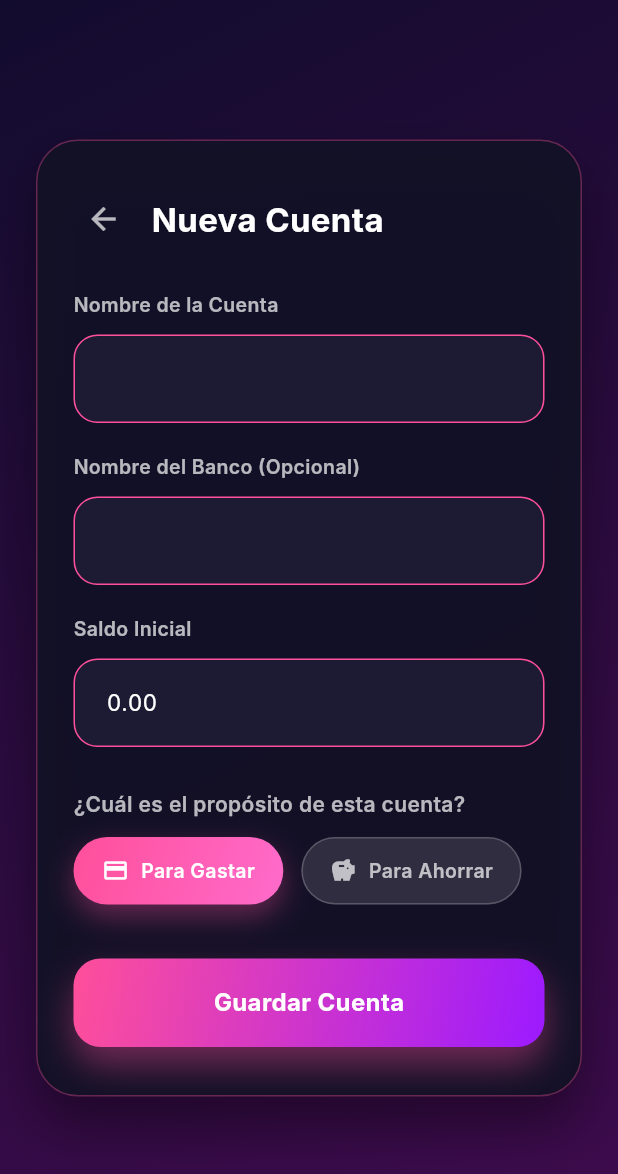
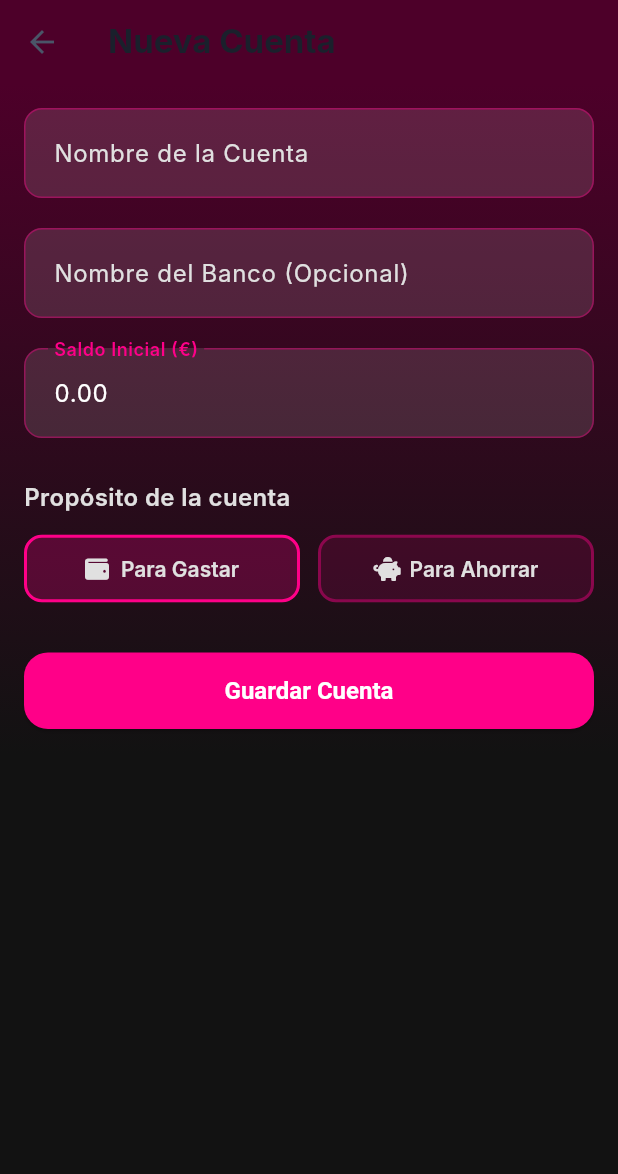
Before and after one commit to Thiagosnchz02/finai_flutter, a Flutter app: the AddEditAccountScreen screen opened directly, on a phone screen of 412 x 824 dp. Shown: the top 1174 px of the screen. Run offline on Flutter 3.47's test engine with Material 3 defaults, Android fonts, the phone set to English and light mode, and no system bars; our stand-ins replace fl_chart, flutter_dotenv, flutter_svg, font_awesome_flutter, image_picker, intl_phone_field and 4 more; missing offline and left inert: flutter_facebook_auth; accounts and stored records are empty; Roboto replaces fonts that are missing (Inter).

Commit message:
Rediseñar pantallas de añadir y editar cuentas con colores consistentes
- Cambiar a pantalla completa con AppBar (similar a transacciones)
- Usar gradiente de fondo consistente con pantalla principal de cuentas (#4D0029 a #121212)
- Aplicar color principal #FF0088 (rosa) en toda la interfaz
- Rediseñar botones de propósito con iconos de FontAwesome
- Mantener todos los campos: nombre, banco, saldo inicial, propósito
- Mejorar consistencia visual con la pantalla "Mis Cuentas"

🤖 Generated with [Claude Code](https://claude.com/claude-code)

Co-Authored-By: Claude <noreply@anthropic.com>

```diff
--- a/lib/features/accounts/screens/add_edit_account_screen.dart
+++ b/lib/features/accounts/screens/add_edit_account_screen.dart
@@ -1,13 +1,20 @@
 // lib/features/accounts/screens/add_edit_account_screen.dart
 
 import 'package:flutter/material.dart';
+import 'package:font_awesome_flutter/font_awesome_flutter.dart';
 import 'package:supabase_flutter/supabase_flutter.dart';
 import 'package:finai_flutter/core/events/app_events.dart';
 import 'package:finai_flutter/core/services/event_logger_service.dart';
-import '../models/account_model.dart'; // Asegúrate que la ruta sea correcta
+import '../models/account_model.dart';
+
+// Colores consistentes con la pantalla de "Mis Cuentas"
+const Color _highlightColor = Color(0xFFFF0088);
+const Color _selectedBackgroundColor = Color(0x3DFF0088);
+const Color _unselectedBackgroundColor = Color(0x1FFF0088);
+const Color _inputFillColor = Color(0x1FFFFFFF);
 
 class AddEditAccountScreen extends StatefulWidget {
-  final Account? account; // Recibe una cuenta para editar (opcional)
+  final Account? account;
 
   const AddEditAccountScreen({super.key, this.account});
 
@@ -54,7 +61,7 @@ class _AddEditAccountScreenState extends State<AddEditAccountScreen> {
 
     try {
       final userId = _supabase.auth.currentUser!.id;
-      final isEditing = widget.account != null; // Saber si estamos editando
+      final isEditing = widget.account != null;
 
       final upsertData = <String, dynamic>{
         'user_id': userId,
@@ -68,38 +75,28 @@ class _AddEditAccountScreenState extends State<AddEditAccountScreen> {
         upsertData['id'] = widget.account!.id;
       }
 
-      // Reemplazar .single() con manejo seguro para evitar crashes
       final response = await _supabase
           .from('accounts')
           .upsert(upsertData, onConflict: isEditing ? 'id' : null)
           .select();
 
-      // Verificar que la respuesta no esté vacía
       if (response.isEmpty) {
         throw Exception('No se pudo guardar la cuenta. La base de datos no devolvió datos.');
       }
 
-      // Obtener el primer resultado de forma segura
       final savedAccount = response.first;
       final savedAccountId = savedAccount['id'] as String;
 
-      // --- INICIO DE LA LÓGICA DE REGISTRO DE EVENTOS ---
-
-      // Registrar eventos con manejo de errores (no bloquean el flujo principal)
       try {
         if (isEditing) {
-          // Si estamos editando, registramos el evento de edición.
           await _eventLogger.log(AppEvent.accountEdited, details: {'account_id': savedAccountId});
         } else {
-          // Si es una cuenta nueva, registramos el evento de creación.
           await _eventLogger.log(AppEvent.accountCreated, details: {'account_id': savedAccountId});
         }
       } catch (e) {
-        // Log del error pero no interrumpe el flujo
         debugPrint('Error al registrar evento: $e');
       }
 
-      // Si se designó como AHORRO, ejecutar el RPC con manejo de errores mejorado
       if (_conceptualType == 'ahorro') {
         try {
           await _supabase.rpc('set_primary_savings_account', params: {
@@ -107,14 +104,12 @@ class _AddEditAccountScreenState extends State<AddEditAccountScreen> {
             'p_account_id': savedAccountId,
           });
 
-          // Registrar que esta cuenta ha sido designada como la principal de ahorro.
           try {
             await _eventLogger.log(AppEvent.savingsAccountDesignated, details: {'account_id': savedAccountId});
           } catch (e) {
             debugPrint('Error al registrar evento de ahorro: $e');
           }
         } catch (e) {
-          // Mostrar advertencia pero no interrumpir el flujo
           if (mounted) {
             ScaffoldMessenger.of(context).showSnackBar(
               SnackBar(
@@ -127,9 +122,6 @@ class _AddEditAccountScreenState extends State<AddEditAccountScreen> {
         }
       }
 
-      // --- FIN DE LA LÓGICA DE REGISTRO DE EVENTOS ---
-
-      // La lógica de la transacción de saldo inicial se mantiene igual
       final initialBalance = double.tryParse(_initialBalanceController.text.replaceAll(',', '.')) ?? 0.0;
       if (!isEditing && initialBalance != 0.0) {
         await _supabase.from('transactions').insert({
@@ -165,88 +157,73 @@ class _AddEditAccountScreenState extends State<AddEditAccountScreen> {
   Widget build(BuildContext context) {
     final isEditing = widget.account != null;
 
-    return Container(
+    InputDecoration buildInputDecoration(String label) {
+      return InputDecoration(
+        labelText: label,
+        filled: true,
+        fillColor: _inputFillColor,
+        labelStyle: const TextStyle(color: Color(0xFFE0E0E0)),
+        floatingLabelStyle: const TextStyle(color: _highlightColor, fontWeight: FontWeight.w600),
+        border: OutlineInputBorder(
+          borderRadius: BorderRadius.circular(12),
+          borderSide: const BorderSide(color: Color(0x66FF0088)),
+        ),
+        enabledBorder: OutlineInputBorder(
+          borderRadius: BorderRadius.circular(12),
+          borderSide: const BorderSide(color: Color(0x66FF0088)),
+        ),
+        focusedBorder: OutlineInputBorder(
+          borderRadius: BorderRadius.circular(12),
+          borderSide: const BorderSide(color: _highlightColor, width: 2),
+        ),
+        contentPadding: const EdgeInsets.symmetric(horizontal: 16, vertical: 18),
+      );
+    }
+
+    return Scaffold(
+      backgroundColor: const Color(0xFF121212),
+      appBar: AppBar(
+        title: Text(isEditing ? 'Editar Cuenta' : 'Nueva Cuenta'),
+        backgroundColor: const Color(0xFF4D0029),
+        surfaceTintColor: Colors.transparent,
+        elevation: 0,
+      ),
+      body: Container(
         decoration: const BoxDecoration(
           gradient: LinearGradient(
-          begin: Alignment.topLeft,
-          end: Alignment.bottomRight,
-          colors: [
-            Color(0xFF120C2E),
-            Color(0xFF2B0B3F),
-            Color(0xFF3E0B4D),
-          ],
+            begin: Alignment.topCenter,
+            end: Alignment.bottomCenter,
+            colors: [Color(0xFF4D0029), Color(0xFF121212)],
           ),
         ),
         child: SafeArea(
-        child: Center(
-          child: SingleChildScrollView(
-            padding: const EdgeInsets.all(24),
-            child: Container(
-              constraints: const BoxConstraints(maxWidth: 520),
-              padding: const EdgeInsets.symmetric(horizontal: 24, vertical: 32),
-              decoration: BoxDecoration(
-                color: const Color(0xFF121126).withOpacity(0.95),
-                borderRadius: BorderRadius.circular(28),
-                border: Border.all(color: const Color(0xFFFF4F9A).withOpacity(0.35)),
-                boxShadow: [
-                  BoxShadow(
-                    color: Colors.black.withOpacity(0.4),
-                    blurRadius: 30,
-                    offset: const Offset(0, 20),
-                  ),
-                ],
-              ),
           child: Form(
             key: _formKey,
+            child: SingleChildScrollView(
+              padding: const EdgeInsets.all(16.0),
               child: Column(
-                  crossAxisAlignment: CrossAxisAlignment.start,
-                  mainAxisSize: MainAxisSize.min,
+                crossAxisAlignment: CrossAxisAlignment.stretch,
                 children: [
-                    Row(
-                      crossAxisAlignment: CrossAxisAlignment.center,
-                      children: [
-                        Material(
-                          color: Colors.transparent,
-                          child: InkWell(
-                            borderRadius: BorderRadius.circular(12),
-                            onTap: () => Navigator.of(context).pop(),
-                            child: const Padding(
-                              padding: EdgeInsets.all(8.0),
-                              child: Icon(Icons.arrow_back, color: Colors.white70),
-                            ),
-                          ),
-                        ),
-                        const SizedBox(width: 12),
-                        Expanded(
-                          child: Text(
-                            isEditing ? 'Editar Cuenta' : 'Nueva Cuenta',
-                            style: const TextStyle(
-                              fontFamily: 'Inter',
-                              fontSize: 22,
-                              fontWeight: FontWeight.w700,
-                              color: Colors.white,
-                            ),
-                          ),
-                        ),
-                      ],
-                    ),
-                    const SizedBox(height: 28),
-                    _AccountInputField(
-                      label: 'Nombre de la Cuenta',
+                  // Campos del formulario
+                  TextFormField(
                     controller: _nameController,
+                    style: const TextStyle(color: Colors.white),
+                    decoration: buildInputDecoration('Nombre de la Cuenta'),
                     validator: (value) =>
                         value == null || value.isEmpty ? 'El nombre es obligatorio' : null,
                   ),
                   const SizedBox(height: 20),
-                    _AccountInputField(
-                      label: 'Nombre del Banco (Opcional)',
+                  TextFormField(
                     controller: _bankNameController,
+                    style: const TextStyle(color: Colors.white),
+                    decoration: buildInputDecoration('Nombre del Banco (Opcional)'),
                   ),
                   if (!isEditing) ...[
                     const SizedBox(height: 20),
-                      _AccountInputField(
-                        label: 'Saldo Inicial',
+                    TextFormField(
                       controller: _initialBalanceController,
+                      style: const TextStyle(color: Colors.white),
+                      decoration: buildInputDecoration('Saldo Inicial (€)'),
                       keyboardType: const TextInputType.numberWithOptions(decimal: true),
                       validator: (value) {
                         if (value != null &&
@@ -259,30 +236,114 @@ class _AddEditAccountScreenState extends State<AddEditAccountScreen> {
                     ),
                   ],
                   const SizedBox(height: 28),
+                  // Sección de propósito
                   const Text(
-                      '¿Cuál es el propósito de esta cuenta?',
+                    'Propósito de la cuenta',
                     style: TextStyle(
+                      fontSize: 16,
+                      fontWeight: FontWeight.w600,
+                      color: Color(0xFFE0E0E0),
+                    ),
+                  ),
+                  const SizedBox(height: 12),
+                  Row(
+                    children: [
+                      Expanded(
+                        child: TextButton(
+                          onPressed: () {
+                            if (_conceptualType == 'nomina') return;
+                            setState(() => _conceptualType = 'nomina');
+                          },
+                          style: TextButton.styleFrom(
+                            padding: const EdgeInsets.symmetric(vertical: 14.0),
+                            backgroundColor: _conceptualType == 'nomina'
+                                ? _selectedBackgroundColor
+                                : _unselectedBackgroundColor,
+                            foregroundColor: const Color(0xFFE0E0E0),
+                            textStyle: const TextStyle(
                               fontFamily: 'Inter',
                               fontSize: 14,
                               fontWeight: FontWeight.w600,
-                        color: Colors.white70,
+                            ),
+                            shape: RoundedRectangleBorder(
+                              borderRadius: BorderRadius.circular(12),
+                              side: BorderSide(
+                                color: _conceptualType == 'nomina'
+                                    ? _highlightColor
+                                    : const Color(0x66FF0088),
+                                width: 2,
                               ),
                             ),
-                    const SizedBox(height: 12),
-                    _ConceptualTypeSelector(
-                      selectedValue: _conceptualType,
-                      onChanged: (newValue) {
-                        setState(() => _conceptualType = newValue);
+                          ),
+                          child: Row(
+                            mainAxisAlignment: MainAxisAlignment.center,
+                            children: [
+                              const Icon(FontAwesomeIcons.wallet, size: 16),
+                              const SizedBox(width: 8),
+                              const Text('Para Gastar'),
+                            ],
+                          ),
+                        ),
+                      ),
+                      const SizedBox(width: 12),
+                      Expanded(
+                        child: TextButton(
+                          onPressed: () {
+                            if (_conceptualType == 'ahorro') return;
+                            setState(() => _conceptualType = 'ahorro');
                           },
+                          style: TextButton.styleFrom(
+                            padding: const EdgeInsets.symmetric(vertical: 14.0),
+                            backgroundColor: _conceptualType == 'ahorro'
+                                ? _selectedBackgroundColor
+                                : _unselectedBackgroundColor,
+                            foregroundColor: const Color(0xFFE0E0E0),
+                            textStyle: const TextStyle(
+                              fontFamily: 'Inter',
+                              fontSize: 14,
+                              fontWeight: FontWeight.w600,
                             ),
-                    const SizedBox(height: 36),
-                    _PrimaryGradientButton(
-                      label: 'Guardar Cuenta',
-                      isLoading: _isLoading,
-                      onPressed: _isLoading ? null : _saveAccount,
+                            shape: RoundedRectangleBorder(
+                              borderRadius: BorderRadius.circular(12),
+                              side: BorderSide(
+                                color: _conceptualType == 'ahorro'
+                                    ? _highlightColor
+                                    : const Color(0x66FF0088),
+                                width: 2,
+                              ),
+                            ),
+                          ),
+                          child: Row(
+                            mainAxisAlignment: MainAxisAlignment.center,
+                            children: [
+                              const Icon(FontAwesomeIcons.piggyBank, size: 16),
+                              const SizedBox(width: 8),
+                              const Text('Para Ahorrar'),
+                            ],
+                          ),
+                        ),
                       ),
                     ],
                   ),
+                  const SizedBox(height: 32),
+                  // Botón de guardar
+                  ElevatedButton(
+                    onPressed: _isLoading ? null : _saveAccount,
+                    style: ElevatedButton.styleFrom(
+                      padding: const EdgeInsets.symmetric(vertical: 16),
+                      backgroundColor: _highlightColor,
+                      foregroundColor: Colors.white,
+                      textStyle: const TextStyle(fontSize: 16, fontWeight: FontWeight.bold),
+                    ),
+                    child: _isLoading
+                        ? const SizedBox(
+                            height: 24,
+                            width: 24,
+                            child: CircularProgressIndicator(color: Colors.white, strokeWidth: 2),
+                          )
+                        : const Text('Guardar Cuenta'),
+                  ),
+                ],
               ),
             ),
           ),
@@ -291,272 +352,3 @@ class _AddEditAccountScreenState extends State<AddEditAccountScreen> {
     );
   }
 }
-
-class _AccountInputField extends StatelessWidget {
-  const _AccountInputField({
-    required this.label,
-    required this.controller,
-    this.keyboardType,
-    this.validator,
-  });
-
-  final String label;
-  final TextEditingController controller;
-  final TextInputType? keyboardType;
-  final String? Function(String?)? validator;
-
-  @override
-  Widget build(BuildContext context) {
-    final baseBorder = OutlineInputBorder(
-      borderRadius: BorderRadius.circular(16),
-      borderSide: const BorderSide(color: Color(0xFFFF4F9A), width: 1),
-    );
-
-    final errorBorder = OutlineInputBorder(
-      borderRadius: BorderRadius.circular(16),
-      borderSide: const BorderSide(color: Color(0xFFFF6B81), width: 1.5),
-    );
-
-    return Material(
-      color: Colors.transparent,
-      child: Column(
-        crossAxisAlignment: CrossAxisAlignment.start,
-        children: [
-          Text(
-            label,
-            style: const TextStyle(
-              fontFamily: 'Inter',
-              fontSize: 13,
-              fontWeight: FontWeight.w600,
-              color: Colors.white70,
-            ),
-          ),
-          const SizedBox(height: 10),
-          TextFormField(
-            controller: controller,
-            keyboardType: keyboardType,
-            validator: validator,
-            style: const TextStyle(
-              fontFamily: 'Inter',
-              fontSize: 15,
-              color: Colors.white,
-            ),
-            cursorColor: const Color(0xFFFF6BCB),
-            decoration: InputDecoration(
-              filled: true,
-              fillColor: const Color(0xFF1C1B33),
-              contentPadding: const EdgeInsets.symmetric(horizontal: 18, vertical: 18),
-              enabledBorder: baseBorder,
-              focusedBorder: baseBorder.copyWith(
-                borderSide: const BorderSide(color: Color(0xFFFF6BCB), width: 1.5),
-              ),
-              errorBorder: errorBorder,
-              focusedErrorBorder: errorBorder,
-              errorStyle: const TextStyle(
-                fontFamily: 'Inter',
-                fontSize: 12,
-                color: Color(0xFFFFB4B4),
-              ),
-            ),
-          ),
-        ],
-      ),
-    );
-  }
-}
-
-class _ConceptualTypeSelector extends StatelessWidget {
-  const _ConceptualTypeSelector({
-    required this.selectedValue,
-    required this.onChanged,
-  });
-
-  final String selectedValue;
-  final ValueChanged<String> onChanged;
-
-  @override
-  Widget build(BuildContext context) {
-    const options = [
-      _ConceptualTypeOption(
-        value: 'nomina',
-        label: 'Para Gastar',
-        icon: Icons.payment,
-      ),
-      _ConceptualTypeOption(
-        value: 'ahorro',
-        label: 'Para Ahorrar',
-        icon: Icons.savings,
-      ),
-    ];
-
-    return Wrap(
-      spacing: 12,
-      runSpacing: 12,
-      children: [
-        for (final option in options)
-          _FilterChipButton(
-            option: option,
-            isSelected: option.value == selectedValue,
-            onSelected: () => onChanged(option.value),
-          ),
-      ],
-    );
-  }
-}
-
-class _FilterChipButton extends StatelessWidget {
-  const _FilterChipButton({
-    required this.option,
-    required this.isSelected,
-    required this.onSelected,
-  });
-
-  final _ConceptualTypeOption option;
-  final bool isSelected;
-  final VoidCallback onSelected;
-
-  @override
-  Widget build(BuildContext context) {
-    final Color activeColor = const Color(0xFFFF4F9A);
-    final Color inactiveColor = Colors.white.withOpacity(0.12);
-
-    return Material(
-      color: Colors.transparent,
-      child: InkWell(
-        onTap: onSelected,
-        borderRadius: BorderRadius.circular(40),
-        child: AnimatedContainer(
-          duration: const Duration(milliseconds: 200),
-          padding: const EdgeInsets.symmetric(horizontal: 18, vertical: 12),
-          decoration: BoxDecoration(
-            borderRadius: BorderRadius.circular(40),
-            gradient: isSelected
-                ? const LinearGradient(
-                    colors: [Color(0xFFFF4F9A), Color(0xFFFF6BCB)],
-                    begin: Alignment.topLeft,
-                    end: Alignment.bottomRight,
-                  )
-                : null,
-            color: isSelected ? null : inactiveColor,
-            border: Border.all(
-              color: isSelected ? Colors.transparent : Colors.white.withOpacity(0.2),
-            ),
-            boxShadow: isSelected
-                ? [
-                    BoxShadow(
-                      color: activeColor.withOpacity(0.35),
-                      blurRadius: 16,
-                      offset: const Offset(0, 8),
-                    ),
-                  ]
-                : null,
-          ),
-          child: Row(
-            mainAxisSize: MainAxisSize.min,
-            children: [
-              Icon(
-                option.icon,
-                size: 18,
-                color: Colors.white.withOpacity(isSelected ? 1 : 0.7),
-              ),
-              const SizedBox(width: 8),
-              Text(
-                option.label,
-                style: TextStyle(
-                  fontFamily: 'Inter',
-                  fontSize: 13,
-                  fontWeight: FontWeight.w600,
-                  color: Colors.white.withOpacity(isSelected ? 1 : 0.7),
-                ),
-              ),
-            ],
-          ),
-        ),
-      ),
-    );
-  }
-}
-
-class _ConceptualTypeOption {
-  const _ConceptualTypeOption({
-    required this.value,
-    required this.label,
-    required this.icon,
-  });
-
-  final String value;
-  final String label;
-  final IconData icon;
-}
-
-class _PrimaryGradientButton extends StatelessWidget {
-  const _PrimaryGradientButton({
-    required this.label,
-    required this.isLoading,
-    required this.onPressed,
-  });
-
-  final String label;
-  final bool isLoading;
-  final VoidCallback? onPressed;
-
-  @override
-  Widget build(BuildContext context) {
-    final bool isEnabled = onPressed != null;
-
-    return AnimatedOpacity(
-      duration: const Duration(milliseconds: 200),
-      opacity: isEnabled ? 1 : 0.7,
-      child: SizedBox(
-        width: double.infinity,
-        child: DecoratedBox(
-          decoration: BoxDecoration(
-            gradient: const LinearGradient(
-              colors: [Color(0xFFFF4F9A), Color(0xFF9C1AFF)],
-              begin: Alignment.topLeft,
-              end: Alignment.bottomRight,
-            ),
-            borderRadius: BorderRadius.circular(18),
-            boxShadow: const [
-              BoxShadow(
-                color: Color(0x66FF4F9A),
-                blurRadius: 20,
-                offset: Offset(0, 12),
-              ),
-            ],
-          ),
-          child: Material(
-            color: Colors.transparent,
-            child: InkWell(
-              borderRadius: BorderRadius.circular(18),
-              onTap: isEnabled ? onPressed : null,
-              child: Padding(
-                padding: const EdgeInsets.symmetric(vertical: 18),
-                child: Center(
-                  child: isLoading
-                      ? const SizedBox(
-                          height: 20,
-                          width: 20,
-                          child: CircularProgressIndicator(
-                            strokeWidth: 2.5,
-                            valueColor: AlwaysStoppedAnimation<Color>(Colors.white),
-                          ),
-                        )
-                      : Text(
-                          label,
-                          style: const TextStyle(
-                            fontFamily: 'Inter',
-                            fontSize: 16,
-                            fontWeight: FontWeight.w700,
-                            color: Colors.white,
-                          ),
-                        ),
-                ),
-              ),
-            ),
-          ),
-        ),
-      ),
-    );
-  }
-}
```
Lines whose indentation alone changed are shown as unchanged.
